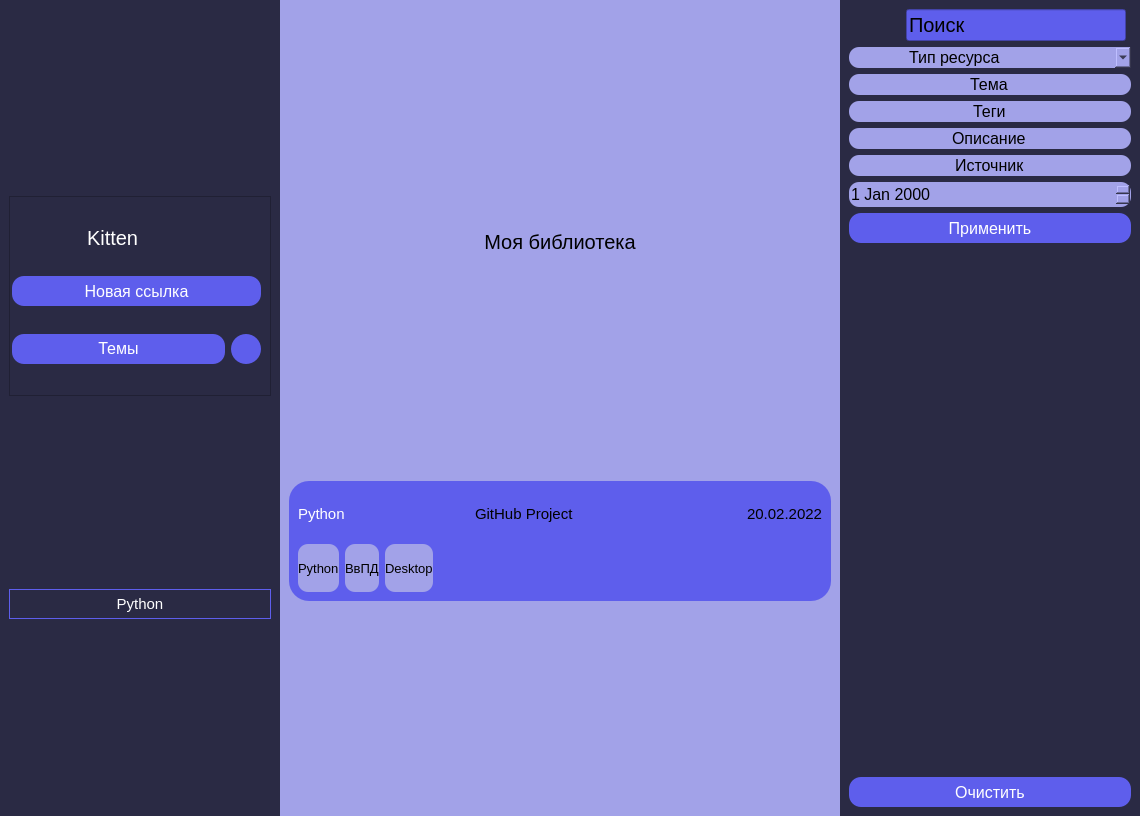
Before: the Qt Designer form orig.ui in Liqror/Links-agregator, drawn with Qt 5.
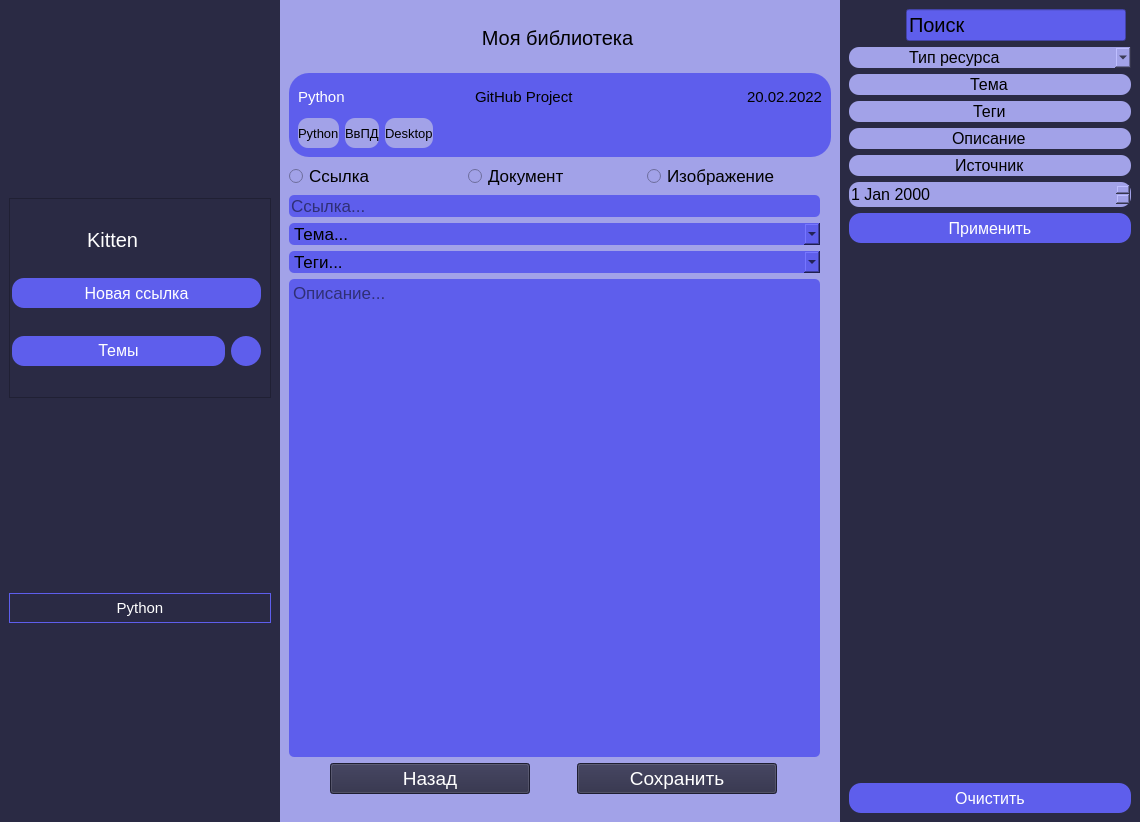
After: the same form once the commit is applied. The open tabs and pages were chosen to show the change. Icons and pictures are not drawn.

Patch:
```diff
--- a/orig.ui
+++ b/orig.ui
@@ -7,7 +7,7 @@
     <x>0</x>
     <y>0</y>
     <width>1140</width>
-    <height>816</height>
+    <height>822</height>
    </rect>
   </property>
   <property name="windowTitle">
@@ -309,13 +309,16 @@
            <widget class="QLabel" name="label">
             <property name="maximumSize">
              <size>
-              <width>45</width>
+              <width>40</width>
               <height>40</height>
              </size>
             </property>
             <property name="text">
              <string/>
             </property>
+            <property name="textFormat">
+             <enum>Qt::AutoText</enum>
+            </property>
             <property name="pixmap">
              <pixmap>Pic/стрелка назад для темы2.jpg</pixmap>
             </property>
@@ -548,6 +551,219 @@
          <property name="sizeConstraint">
           <enum>QLayout::SetNoConstraint</enum>
          </property>
+         <item>
+          <widget class="QStackedWidget" name="stackedWidget">
+           <widget class="QWidget" name="page"/>
+           <widget class="QWidget" name="page_2">
+            <widget class="QWidget" name="widget" native="true">
+             <property name="geometry">
+              <rect>
+               <x>0</x>
+               <y>0</y>
+               <width>531</width>
+               <height>631</height>
+              </rect>
+             </property>
+             <property name="sizePolicy">
+              <sizepolicy hsizetype="Expanding" vsizetype="Expanding">
+               <horstretch>0</horstretch>
+               <verstretch>0</verstretch>
+              </sizepolicy>
+             </property>
+             <layout class="QVBoxLayout" name="verticalLayout">
+              <property name="leftMargin">
+               <number>0</number>
+              </property>
+              <property name="topMargin">
+               <number>0</number>
+              </property>
+              <property name="rightMargin">
+               <number>0</number>
+              </property>
+              <property name="bottomMargin">
+               <number>0</number>
+              </property>
+              <item>
+               <layout class="QVBoxLayout" name="descriptionLayout">
+                <property name="sizeConstraint">
+                 <enum>QLayout::SetDefaultConstraint</enum>
+                </property>
+                <item>
+                 <layout class="QHBoxLayout" name="typeOfInfLayout">
+                  <item>
+                   <widget class="QRadioButton" name="docButton">
+                    <property name="font">
+                     <font>
+                      <pointsize>13</pointsize>
+                     </font>
+                    </property>
+                    <property name="text">
+                     <string>Ссылка</string>
+                    </property>
+                   </widget>
+                  </item>
+                  <item>
+                   <widget class="QRadioButton" name="linkButton">
+                    <property name="font">
+                     <font>
+                      <pointsize>13</pointsize>
+                     </font>
+                    </property>
+                    <property name="text">
+                     <string>Документ</string>
+                    </property>
+                   </widget>
+                  </item>
+                  <item>
+                   <widget class="QRadioButton" name="imgButton">
+                    <property name="font">
+                     <font>
+                      <pointsize>13</pointsize>
+                     </font>
+                    </property>
+                    <property name="text">
+                     <string>Изображение</string>
+                    </property>
+                   </widget>
+                  </item>
+                 </layout>
+                </item>
+                <item>
+                 <widget class="QLineEdit" name="linkLineEdit">
+                  <property name="font">
+                   <font>
+                    <pointsize>13</pointsize>
+                   </font>
+                  </property>
+                  <property name="styleSheet">
+                   <string notr="true">background: #5E5EEC;
+border-radius: 5px;</string>
+                  </property>
+                  <property name="inputMask">
+                   <string/>
+                  </property>
+                  <property name="text">
+                   <string/>
+                  </property>
+                  <property name="maxLength">
+                   <number>32767</number>
+                  </property>
+                  <property name="placeholderText">
+                   <string>Ссылка...</string>
+                  </property>
+                 </widget>
+                </item>
+                <item>
+                 <widget class="QComboBox" name="themeComboBox">
+                  <property name="font">
+                   <font>
+                    <pointsize>13</pointsize>
+                   </font>
+                  </property>
+                  <property name="styleSheet">
+                   <string notr="true">background: #5E5EEC;
+border-radius: 5px;</string>
+                  </property>
+                  <property name="currentText">
+                   <string>Тема...</string>
+                  </property>
+                  <item>
+                   <property name="text">
+                    <string>Тема...</string>
+                   </property>
+                  </item>
+                 </widget>
+                </item>
+                <item>
+                 <widget class="QComboBox" name="tagComboBox">
+                  <property name="font">
+                   <font>
+                    <pointsize>13</pointsize>
+                   </font>
+                  </property>
+                  <property name="styleSheet">
+                   <string notr="true">background: #5E5EEC;
+border-radius: 5px;</string>
+                  </property>
+                  <item>
+                   <property name="text">
+                    <string>Теги...</string>
+                   </property>
+                  </item>
+                 </widget>
+                </item>
+                <item>
+                 <widget class="QTextEdit" name="descriptionTextEdit">
+                  <property name="font">
+                   <font>
+                    <pointsize>13</pointsize>
+                   </font>
+                  </property>
+                  <property name="styleSheet">
+                   <string notr="true">background: #5E5EEC;
+border-radius: 5px;</string>
+                  </property>
+                  <property name="documentTitle">
+                   <string/>
+                  </property>
+                  <property name="placeholderText">
+                   <string>Описание...</string>
+                  </property>
+                 </widget>
+                </item>
+                <item>
+                 <layout class="QHBoxLayout" name="buttonHorizontalLayout">
+                  <item>
+                   <widget class="QPushButton" name="backPushButton">
+                    <property name="maximumSize">
+                     <size>
+                      <width>200</width>
+                      <height>16777215</height>
+                     </size>
+                    </property>
+                    <property name="font">
+                     <font>
+                      <pointsize>14</pointsize>
+                     </font>
+                    </property>
+                    <property name="styleSheet">
+                     <string notr="true">background-color: rgb(42, 42, 68); color: rgb(255, 255, 255);</string>
+                    </property>
+                    <property name="text">
+                     <string>Назад</string>
+                    </property>
+                   </widget>
+                  </item>
+                  <item>
+                   <widget class="QPushButton" name="savePushButton">
+                    <property name="maximumSize">
+                     <size>
+                      <width>200</width>
+                      <height>16777215</height>
+                     </size>
+                    </property>
+                    <property name="font">
+                     <font>
+                      <pointsize>14</pointsize>
+                     </font>
+                    </property>
+                    <property name="styleSheet">
+                     <string notr="true">background-color: rgb(42, 42, 68);color: rgb(255, 255, 255);</string>
+                    </property>
+                    <property name="text">
+                     <string>Сохранить</string>
+                    </property>
+                   </widget>
+                  </item>
+                 </layout>
+                </item>
+               </layout>
+              </item>
+             </layout>
+            </widget>
+           </widget>
+          </widget>
+         </item>
         </layout>
        </item>
       </layout>
```
Left out of the diff: 2 changed lines with no effect on the pictures.
